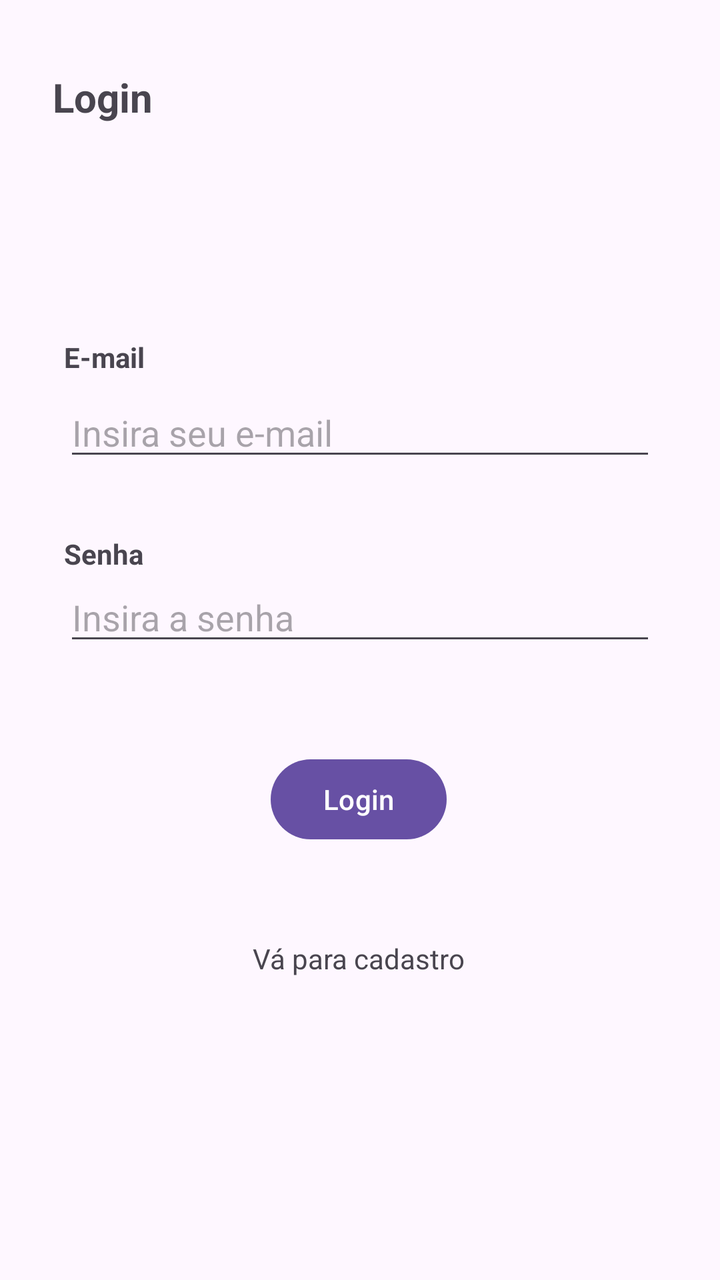
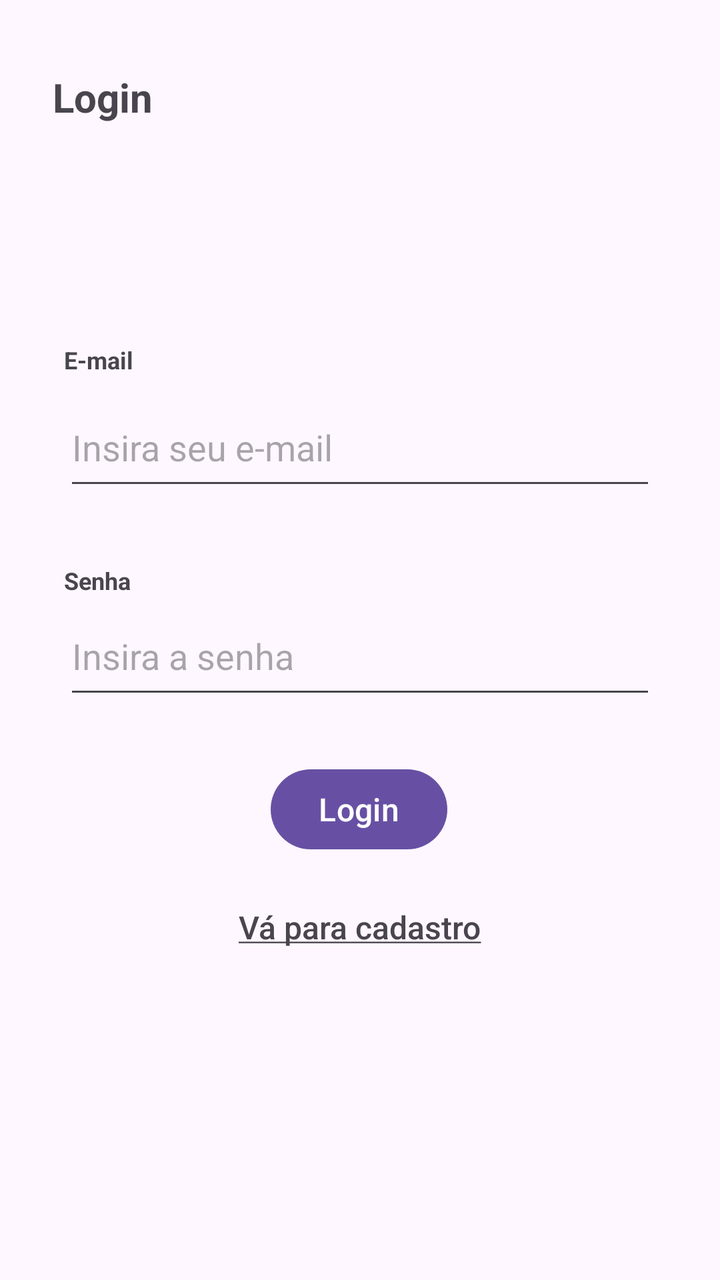

An Android layout rendered at two revisions. The XML below is the earlier revision; the diff shows what the commit changed to produce the second picture.
<!-- AndroidManifest.xml: application theme Theme.AppFirebase -->
<!-- res/layout/activity_main.xml -->
<?xml version="1.0" encoding="utf-8"?>
<androidx.constraintlayout.widget.ConstraintLayout xmlns:android="http://schemas.android.com/apk/res/android"
    xmlns:app="http://schemas.android.com/apk/res-auto"
    xmlns:tools="http://schemas.android.com/tools"
    android:id="@+id/main"
    android:layout_width="match_parent"
    android:layout_height="match_parent"
    tools:context=".MainActivity">

    <TextView
        android:id="@+id/textView"
        android:layout_width="wrap_content"
        android:layout_height="wrap_content"
        android:text="Login"
        android:textSize="20sp"
        android:textStyle="bold"
        app:layout_constraintBottom_toBottomOf="parent"
        app:layout_constraintEnd_toEndOf="parent"
        app:layout_constraintHorizontal_bias="0.085"
        app:layout_constraintStart_toStartOf="parent"
        app:layout_constraintTop_toTopOf="parent"
        app:layout_constraintVertical_bias="0.057" />

    <EditText
        android:id="@+id/edt_login_user"
        android:layout_width="0dp"
        android:layout_height="wrap_content"
        android:layout_marginStart="32dp"
        android:layout_marginTop="132dp"
        android:layout_marginEnd="32dp"
        android:ems="10"
        android:hint="Insira seu e-mail"
        android:inputType="text"
        app:layout_constraintEnd_toEndOf="parent"
        app:layout_constraintHorizontal_bias="0.497"
        app:layout_constraintStart_toStartOf="parent"
        app:layout_constraintTop_toBottomOf="@+id/textView" />

    <EditText
        android:id="@+id/edt_login_password"
        android:layout_width="0dp"
        android:layout_height="wrap_content"
        android:layout_marginStart="32dp"
        android:layout_marginEnd="32dp"
        android:ems="10"
        android:hint="Insira a senha"
        android:inputType="textPassword"
        app:layout_constraintEnd_toEndOf="parent"
        app:layout_constraintHorizontal_bias="0.0"
        app:layout_constraintStart_toStartOf="parent"
        app:layout_constraintTop_toBottomOf="@id/textView3" />

    <TextView
        android:id="@+id/textView2"
        android:layout_width="0dp"
        android:layout_height="wrap_content"
        android:layout_marginStart="32dp"
        android:layout_marginBottom="6dp"
        android:text="E-mail"
        android:textStyle="bold"
        app:layout_constraintBottom_toTopOf="@+id/edt_login_user"
        app:layout_constraintEnd_toEndOf="parent"
        app:layout_constraintHorizontal_bias="0.268"
        app:layout_constraintStart_toStartOf="parent"
        app:layout_constraintTop_toBottomOf="@+id/textView"
        app:layout_constraintVertical_bias="1.0" />

    <TextView
        android:id="@+id/textView3"
        android:layout_width="0dp"
        android:layout_height="wrap_content"
        android:layout_marginStart="32dp"
        android:layout_marginTop="32dp"
        android:layout_marginBottom="6dp"
        android:text="Senha"
        android:textStyle="bold"
        app:layout_constraintBottom_toTopOf="@+id/edt_login_password"
        app:layout_constraintEnd_toEndOf="parent"
        app:layout_constraintHorizontal_bias="0.28"
        app:layout_constraintStart_toStartOf="parent"
        app:layout_constraintTop_toBottomOf="@+id/edt_login_user" />

    <Button
        android:id="@+id/btn_login_auth"
        android:layout_width="wrap_content"
        android:layout_height="wrap_content"
        android:text="Login"
        app:layout_constraintBottom_toBottomOf="parent"
        app:layout_constraintEnd_toEndOf="parent"
        app:layout_constraintHorizontal_bias="0.498"
        app:layout_constraintStart_toStartOf="parent"
        app:layout_constraintTop_toBottomOf="@+id/edt_login_password"
        app:layout_constraintVertical_bias="0.181" />

    <TextView
        android:id="@+id/link_cadastro"
        android:layout_width="wrap_content"
        android:layout_height="wrap_content"
        android:text="Vá para cadastro"
        app:layout_constraintBottom_toBottomOf="parent"
        app:layout_constraintEnd_toEndOf="parent"
        app:layout_constraintHorizontal_bias="0.498"
        app:layout_constraintStart_toStartOf="parent"
        app:layout_constraintTop_toBottomOf="@+id/btn_login_auth"
        app:layout_constraintVertical_bias="0.233" />

</androidx.constraintlayout.widget.ConstraintLayout>
<!-- resources referenced by this layout -->
<resources>
  <style name="Theme.AppFirebase" parent="Base.Theme.AppFirebase" />
  <style name="Base.Theme.AppFirebase" parent="Theme.Material3.DayNight.NoActionBar">
          
          
      </style>
</resources>

<!-- the commit's change to res/layout/activity_main.xml (unified diff, before → after) -->
@@ -24,7 +24,7 @@
     <EditText
         android:id="@+id/edt_login_user"
         android:layout_width="0dp"
-        android:layout_height="wrap_content"
+        android:layout_height="56dp"
         android:layout_marginStart="32dp"
         android:layout_marginTop="132dp"
         android:layout_marginEnd="32dp"
@@ -39,7 +39,7 @@
     <EditText
         android:id="@+id/edt_login_password"
         android:layout_width="0dp"
-        android:layout_height="wrap_content"
+        android:layout_height="56dp"
         android:layout_marginStart="32dp"
         android:layout_marginEnd="32dp"
         android:ems="10"
@@ -57,6 +57,7 @@
         android:layout_marginStart="32dp"
         android:layout_marginBottom="6dp"
         android:text="E-mail"
+        android:textSize="12sp"
         android:textStyle="bold"
         app:layout_constraintBottom_toTopOf="@+id/edt_login_user"
         app:layout_constraintEnd_toEndOf="parent"
@@ -73,6 +74,7 @@
         android:layout_marginTop="32dp"
         android:layout_marginBottom="6dp"
         android:text="Senha"
+        android:textSize="12sp"
         android:textStyle="bold"
         app:layout_constraintBottom_toTopOf="@+id/edt_login_password"
         app:layout_constraintEnd_toEndOf="parent"
@@ -85,23 +87,25 @@
         android:layout_width="wrap_content"
         android:layout_height="wrap_content"
         android:text="Login"
+        android:textSize="16sp"
         app:layout_constraintBottom_toBottomOf="parent"
         app:layout_constraintEnd_toEndOf="parent"
         app:layout_constraintHorizontal_bias="0.498"
         app:layout_constraintStart_toStartOf="parent"
         app:layout_constraintTop_toBottomOf="@+id/edt_login_password"
-        app:layout_constraintVertical_bias="0.181" />
+        app:layout_constraintVertical_bias="0.111" />
 
     <TextView
         android:id="@+id/link_cadastro"
         android:layout_width="wrap_content"
         android:layout_height="wrap_content"
-        android:text="Vá para cadastro"
+        android:fontFamily="sans-serif-medium"
+        android:text="@string/cadastro_sublinhado"
+        android:textSize="16sp"
         app:layout_constraintBottom_toBottomOf="parent"
         app:layout_constraintEnd_toEndOf="parent"
-        app:layout_constraintHorizontal_bias="0.498"
         app:layout_constraintStart_toStartOf="parent"
         app:layout_constraintTop_toBottomOf="@+id/btn_login_auth"
-        app:layout_constraintVertical_bias="0.233" />
+        app:layout_constraintVertical_bias="0.126" />
 
 </androidx.constraintlayout.widget.ConstraintLayout>
<!-- resource entries referenced after the edit -->
@@ -1,5 +1,6 @@
 <!-- resources referenced by this layout -->
 <resources>
+  <string name="cadastro_sublinhado"><u>Vá para cadastro</u></string>
   <style name="Theme.AppFirebase" parent="Base.Theme.AppFirebase" />
   <style name="Base.Theme.AppFirebase" parent="Theme.Material3.DayNight.NoActionBar">
           
